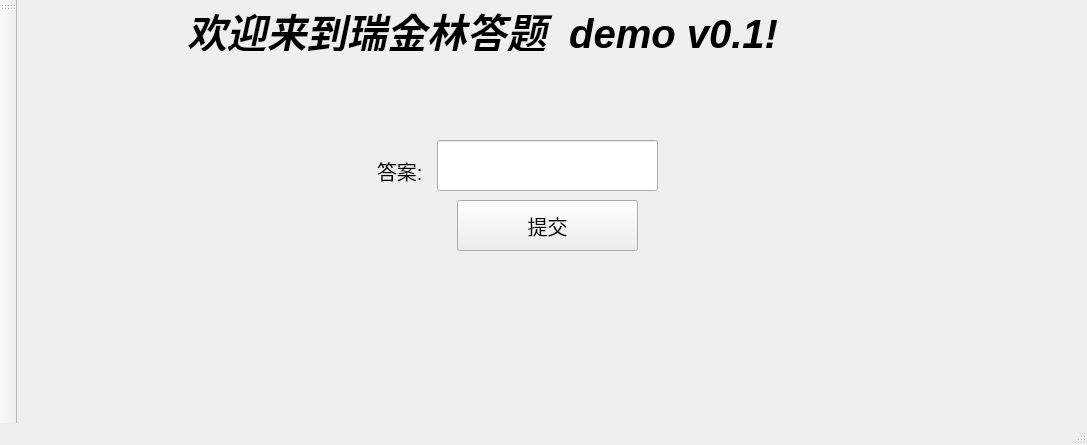
Old version of the form v01_demo.ui in the repository bbbbmmdddd/Rui-Jinlin-answer-reset.
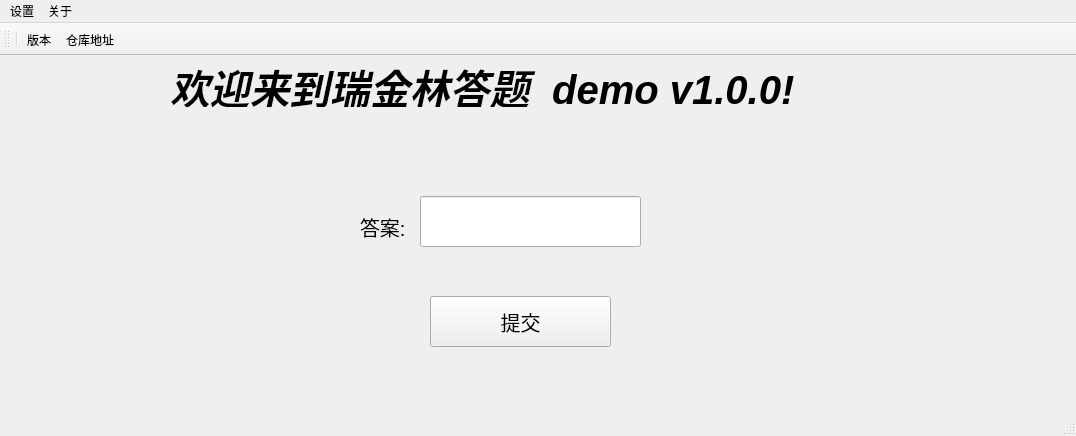
New version of the form.

Diff of the .ui file:
```diff
--- a/v01_demo.ui
+++ b/v01_demo.ui
@@ -9,8 +9,8 @@
    <rect>
     <x>0</x>
     <y>0</y>
-    <width>1087</width>
-    <height>445</height>
+    <width>1076</width>
+    <height>436</height>
    </rect>
   </property>
   <property name="font">
@@ -52,7 +52,7 @@
      <number>10</number>
     </property>
     <property name="text">
-     <string>欢迎来到瑞金林答题_demo v0.1!</string>
+     <string>欢迎来到瑞金林答题_demo v1.0.0!</string>
     </property>
     <property name="textFormat">
      <enum>Qt::TextFormat::AutoText</enum>
@@ -91,8 +91,8 @@
    <widget class="QPushButton" name="pushButton">
     <property name="geometry">
      <rect>
-      <x>440</x>
-      <y>200</y>
+      <x>430</x>
+      <y>240</y>
       <width>181</width>
       <height>51</height>
      </rect>
@@ -114,20 +114,53 @@
     <rect>
      <x>0</x>
      <y>0</y>
-     <width>1087</width>
+     <width>1076</width>
      <height>33</height>
     </rect>
    </property>
+   <property name="windowTitle">
+    <string>瑞金林答题 重置 v1.0.0</string>
+   </property>
+   <widget class="QMenu" name="menu">
+    <property name="title">
+     <string>关于</string>
+    </property>
+    <addaction name="banben"/>
+    <addaction name="about"/>
+   </widget>
+   <widget class="QMenu" name="menu_2">
+    <property name="title">
+     <string>设置</string>
+    </property>
+   </widget>
+   <addaction name="menu_2"/>
+   <addaction name="menu"/>
   </widget>
-  <widget class="QToolBar" name="mainToolBar">
+  <widget class="QStatusBar" name="statusBar"/>
+  <widget class="QToolBar" name="toolBar">
+   <property name="windowTitle">
+    <string>toolBar</string>
+   </property>
    <attribute name="toolBarArea">
-    <enum>LeftToolBarArea</enum>
+    <enum>TopToolBarArea</enum>
    </attribute>
    <attribute name="toolBarBreak">
     <bool>false</bool>
    </attribute>
+   <addaction name="separator"/>
+   <addaction name="banben"/>
+   <addaction name="about"/>
   </widget>
-  <widget class="QStatusBar" name="statusBar"/>
+  <action name="about">
+   <property name="text">
+    <string>仓库地址</string>
+   </property>
+  </action>
+  <action name="banben">
+   <property name="text">
+    <string>版本</string>
+   </property>
+  </action>
  </widget>
  <layoutdefault spacing="6" margin="11"/>
  <resources>
```
Left out of the diff: 41 changed lines with no effect on the pictures.
